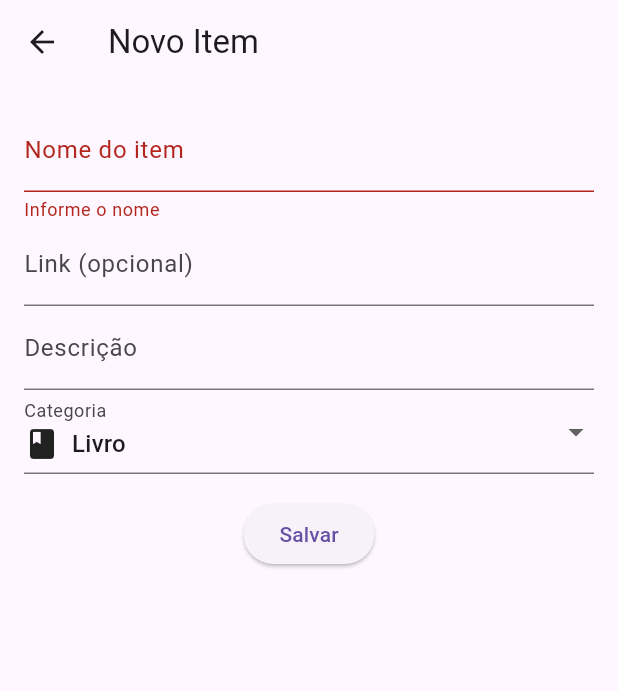
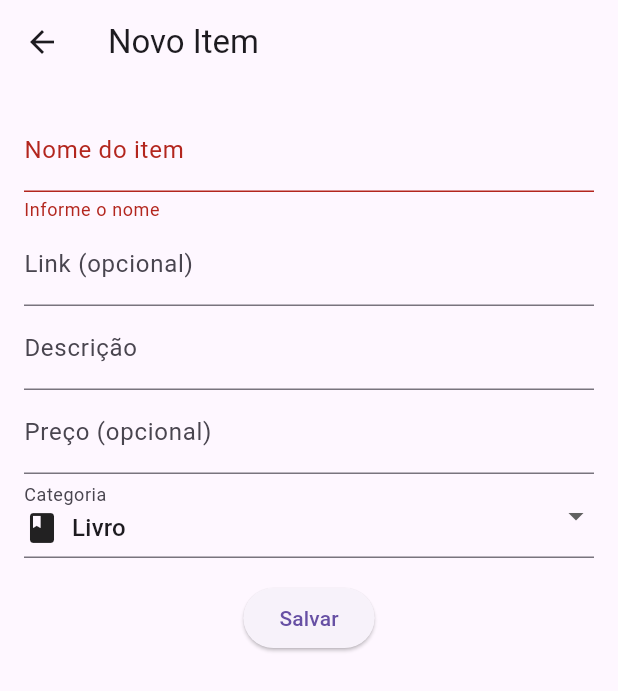
Before and after one commit to barnir/wishlist, a Flutter app: the AddItemScreen screen opened directly, after a tap on "Salvar", on a phone screen of 412 x 824 dp. Shown: the top 691 px of the screen. Run offline on Flutter 3.47's test engine with Material 3 defaults, Android fonts, the light colour scheme and no system bars; our stand-ins replace hive, hive_flutter; accounts and stored records are empty.

Commit message:
Add price field handling to AddItemScreen and display in WishItemTile

```diff
--- a/lib/screens/add_item_screen.dart
+++ b/lib/screens/add_item_screen.dart
@@ -19,6 +19,7 @@ class _AddItemScreenState extends State<AddItemScreen> {
   late String title;
   late String link;
   late String description;
+  late double? price; // Pode ser null se não for preenchido
   late String categoriaSelecionada;
 
   // Lista fixa de categorias
@@ -39,6 +40,7 @@ class _AddItemScreenState extends State<AddItemScreen> {
     title = widget.item?.title ?? '';
     link = widget.item?.link ?? '';
     description = widget.item?.description ?? '';
+    price = widget.item?.price ?? null; // Pode ser null se não for preenchido
     categoriaSelecionada = widget.item?.category ?? categorias[0];
   }
 
@@ -52,6 +54,7 @@ class _AddItemScreenState extends State<AddItemScreen> {
         title: title,
         link: link.isNotEmpty ? link : null,
         description: description,
+        price: price,
         category: categoriaSelecionada,
       ));
     } else {
@@ -60,6 +63,7 @@ class _AddItemScreenState extends State<AddItemScreen> {
         title: title,
         link: link.isNotEmpty ? link : null,
         description: description,
+        price: price,
         category: categoriaSelecionada,
       ));
     }
@@ -107,6 +111,19 @@ Widget categoriaIcone(String cat) {
                 initialValue: description,
                 decoration: InputDecoration(labelText: 'Descrição'),
                 onChanged: (v) => setState(() => description = v),
+              ),
+              TextFormField(
+                initialValue: price?.toString() ?? '',
+                decoration: InputDecoration(labelText: 'Preço (opcional)'),
+                keyboardType: TextInputType.numberWithOptions(decimal: true),
+                onChanged: (v) {
+                  if (v.isEmpty) {
+                    setState(() => price = null);
+                  } else {
+                    final parsed = double.tryParse(v.replaceAll(',', '.'));
+                    price = parsed;
+                  }
+                },
               ),
                 DropdownButtonFormField<String>(
                   value: categoriaSelecionada,
```
Also changed, not shown: lib/widgets/wish_item_tile.dart (+7 -1 lines).
